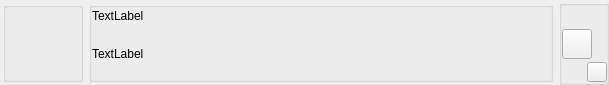
This is installedmodinfocard.ui in spydragon/Quartzite as Qt 5 draws it before an edit. The edited form follows.
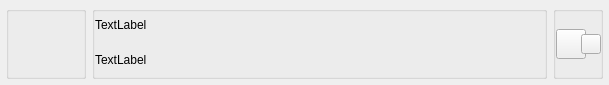
This is the edited form. Icons and pictures are not drawn.

The edit to the form file:
```diff
--- a/installedmodinfocard.ui
+++ b/installedmodinfocard.ui
@@ -27,16 +27,16 @@
   </property>
   <layout class="QHBoxLayout" name="horizontalLayout">
    <property name="leftMargin">
-    <number>3</number>
+    <number>6</number>
    </property>
    <property name="topMargin">
-    <number>0</number>
+    <number>6</number>
    </property>
    <property name="rightMargin">
-    <number>0</number>
+    <number>6</number>
    </property>
    <property name="bottomMargin">
-    <number>0</number>
+    <number>6</number>
    </property>
    <item>
     <widget class="QGroupBox" name="ModImageBox">
@@ -80,7 +80,7 @@
         <property name="maximumSize">
          <size>
           <width>16777215</width>
-          <height>15</height>
+          <height>25</height>
          </size>
         </property>
         <property name="text">
@@ -128,7 +128,7 @@
       <property name="bottomMargin">
        <number>0</number>
       </property>
-      <item alignment="Qt::AlignmentFlag::AlignLeft|Qt::AlignmentFlag::AlignVCenter">
+      <item>
        <widget class="QPushButton" name="ModDisableButton">
         <property name="minimumSize">
          <size>
@@ -147,7 +147,7 @@
         </property>
        </widget>
       </item>
-      <item alignment="Qt::AlignmentFlag::AlignRight|Qt::AlignmentFlag::AlignBottom">
+      <item>
        <widget class="QPushButton" name="ModRemoveButton">
         <property name="minimumSize">
          <size>
```
Left out of the diff: 3 changed lines with no effect on the pictures.
